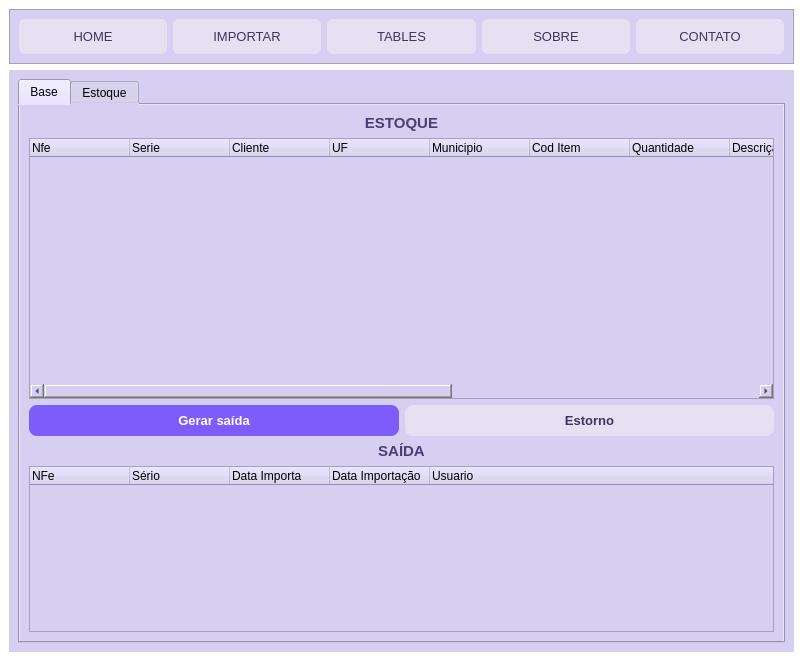
First picture: the form in main.ui, repository madudasousa/DashFy, before the edit.
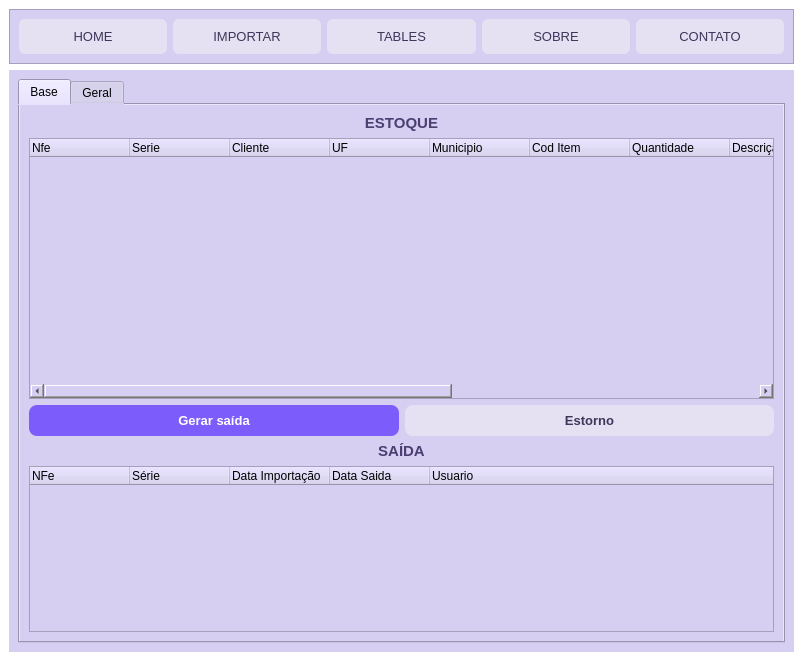
Second picture: the form after the edit. The open tabs and pages were chosen to show the change. Icons and pictures are not drawn.

Commit message: Criando acao de gerar estorno e saida na tabela base. Criacao do filtro da tabela Geral

What changed in the file:
```diff
--- a/main.ui
+++ b/main.ui
@@ -1123,12 +1123,7 @@
                   </column>
                   <column>
                    <property name="text">
-                    <string>Sério</string>
-                   </property>
-                  </column>
-                  <column>
-                   <property name="text">
-                    <string>Data Importa</string>
+                    <string>Série</string>
                    </property>
                   </column>
                   <column>
@@ -1136,6 +1131,11 @@
                     <string>Data Importação</string>
                    </property>
                   </column>
+                  <column>
+                   <property name="text">
+                    <string>Data Saida</string>
+                   </property>
+                  </column>
                   <column>
                    <property name="text">
                     <string>Usuario</string>
@@ -1151,7 +1151,7 @@
           </widget>
           <widget class="QWidget" name="Tab2">
            <attribute name="title">
-            <string>Estoque</string>
+            <string>Geral</string>
            </attribute>
            <layout class="QVBoxLayout" name="verticalLayout_18">
             <item>
```
Left out of the diff: 10 changed lines with no effect on the pictures. The commit also changes 9 other files.
